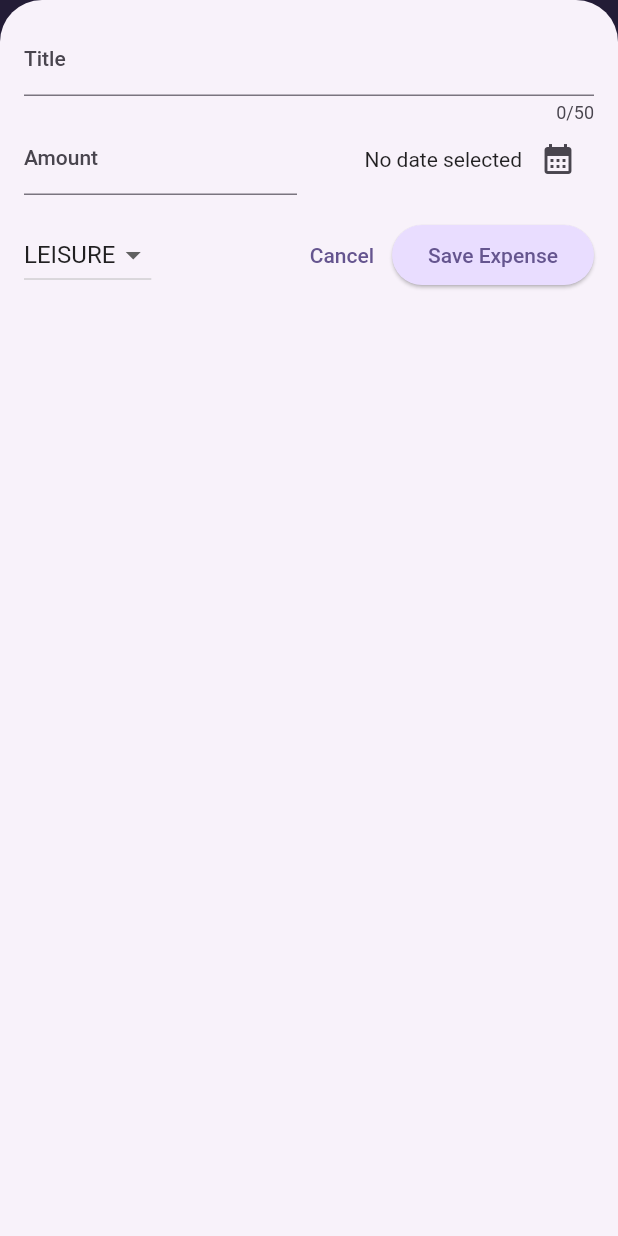
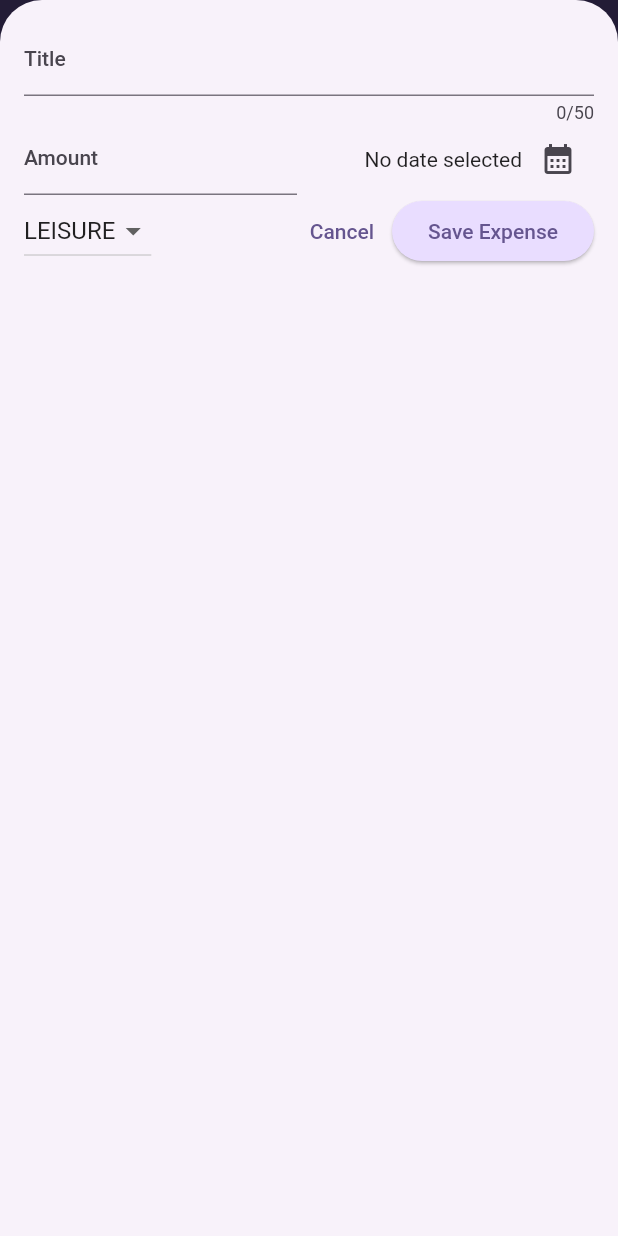
Before and after one commit to EphriamHab/expense_tracker_flutter, a Flutter app: the screen it shows after launch, after a tap on the "add" icon, on a phone screen of 412 x 824 dp. Run offline on Flutter 3.47's test engine with Material 2 defaults, Android fonts, the phone set to English and light mode, and no system bars.

Commit message:
new expense modified

```diff
--- a/lib/widgets/new_expense.dart
+++ b/lib/widgets/new_expense.dart
@@ -4,6 +4,7 @@ import 'package:flutter/cupertino.dart';
 import 'package:flutter/material.dart';
 
 import 'package:expense_tracker_flutter/models/expense.dart';
+import 'package:flutter/widgets.dart';
 
 class NewExpense extends StatefulWidget {
   const NewExpense({super.key, required this.onAddExpense});
@@ -181,9 +182,10 @@ class _NewExpenseState extends State<NewExpense> {
                         children: [
                              Text(
                                 _selectedDate == null
-                                ? 'No date selected'
+                                    ? 'No Date  Selected'
                                     : formatter.format(_selectedDate!),
                                ),
+
                           IconButton(
                             onPressed: _presentDatePicker,
                             icon: const Icon(
@@ -211,12 +213,14 @@ class _NewExpenseState extends State<NewExpense> {
                       Expanded(
                         child: Row(
                           mainAxisAlignment: MainAxisAlignment.end,
-                          crossAxisAlignment: CrossAxisAlignment.center,
+
                           children: [
-                            Text(
+                            Flexible(
+                              child: Text(
                                 _selectedDate == null
                                     ? 'No date selected'
                                     : formatter.format(_selectedDate!),
+                              ),
                             ),
                             IconButton(
                               onPressed: _presentDatePicker,
@@ -229,7 +233,7 @@ class _NewExpenseState extends State<NewExpense> {
                       ),
                     ],
                   ),
-                const SizedBox(height: 16),
+
                 if (width >= 600)
                   Row(children: [
                     const Spacer(),
```
Lines whose indentation alone changed are shown as unchanged.
